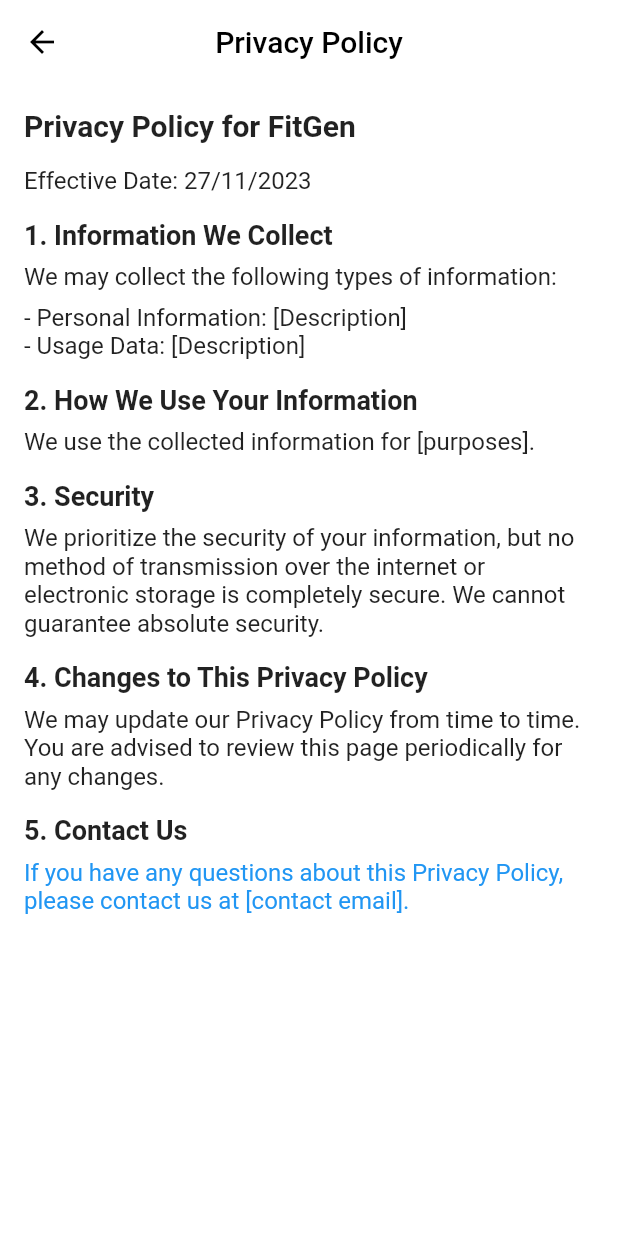
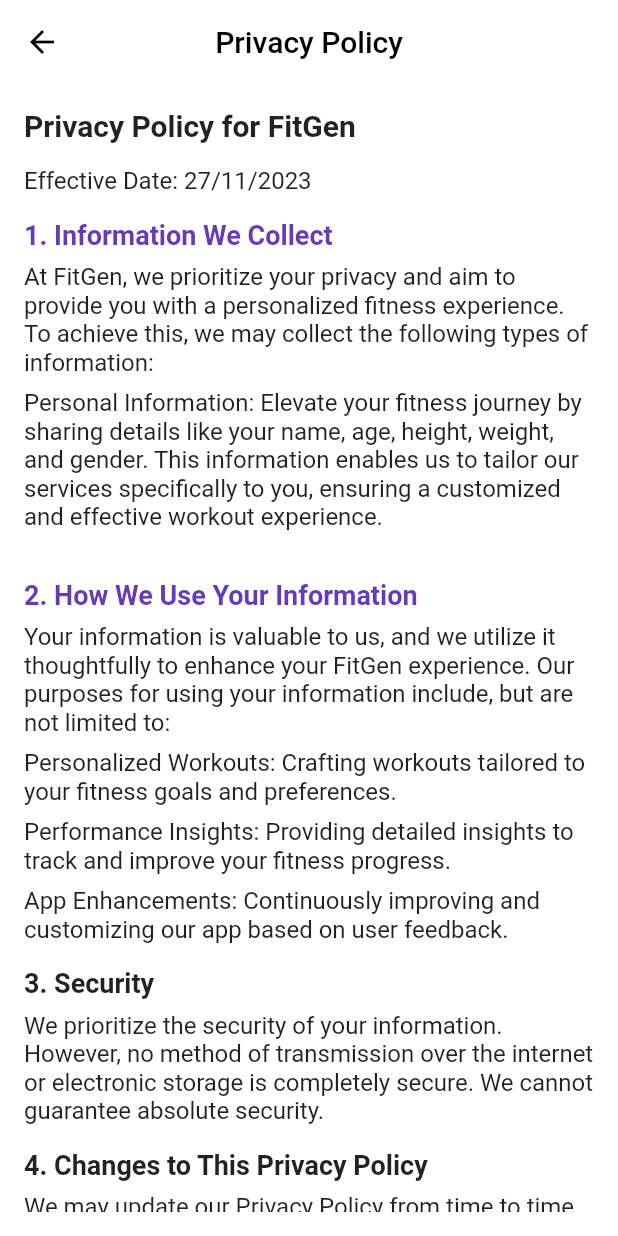
Before and after one commit to kailas1301/fitness-gen_fitness_app, a Flutter app: the PrivacyPolicyScreen screen opened directly, on a phone screen of 412 x 824 dp. Run offline on Flutter 3.47's test engine with Material 2 defaults, Android fonts, the phone set to English and light mode, and no system bars; our stand-ins replace flutter_local_notifications, google_fonts, google_nav_bar, hive, hive_flutter, image_picker and 7 more; accounts and stored records are empty; project files that could hold a hidden picture were left out.

Commit message:
privacy policy about app and about app ui changes all correct

```diff
--- a/lib/screens/drawerscreens/aboutapp/about_app.dart
+++ b/lib/screens/drawerscreens/aboutapp/about_app.dart
@@ -8,19 +8,28 @@
 }
 
 class _AboutAppState extends State<AboutApp> {
- final String appName = 'FitGen';
+  final String appName = 'FitGen';
   final String version = '1.0.0';
-  final String description =
-      'FitGen is your ultimate fitness companion, helping you achieve your health and wellness goals. Stay active, stay healthy!';
   final String developer = 'Kailas A Anil';
 
   @override
   Widget build(BuildContext context) {
-    return Scaffold(backgroundColor: Colors.white,
-      appBar: AppBar(leading: IconButton(onPressed: () {
-        Navigator.pop(context);
-      }, icon: const Icon(Icons.arrow_back,color: Colors.black,)),
-        title: const Text('About App',style: TextStyle(color: Colors.black),),centerTitle: true,elevation: 0,backgroundColor: Colors.white,
+    return Scaffold(
+      backgroundColor: Colors.white,
+      appBar: AppBar(
+        leading: IconButton(
+          onPressed: () {
+            Navigator.pop(context);
+          },
+          icon: const Icon(Icons.arrow_back, color: Colors.black),
+        ),
+        title: const Text(
+          'About App',
+          style: TextStyle(color: Colors.black),
+        ),
+        centerTitle: true,
+        elevation: 0,
+        backgroundColor: Colors.white,
       ),
       body: Padding(
         padding: const EdgeInsets.all(16.0),
@@ -36,17 +45,52 @@
             ),
             const SizedBox(height: 16),
             Text(
-              description,
-              style: const TextStyle(fontSize: 16),
+               'Welcome to $appName, your ultimate fitness companion designed to empower you on your health and wellness journey. Stay active, stay healthy!',
+              style: const TextStyle(
+                fontSize: 16,
+              ),
+            ),
+            const SizedBox(height: 16),
+            const Text(
+              'Key Features:',
+              style: TextStyle(
+                fontSize: 18,
+                fontWeight: FontWeight.bold,
+              ),
+            ),
+            const SizedBox(height: 8),
+            Text(
+              '• Personalized Workouts: Tailored fitness plans to match your goals.',
+              style: TextStyle(
+                fontSize: 16,
+                color: Colors.grey[800], // Adjust color for emphasis
+              ),
+            ),
+            Text(
+              '• Health Tracking: Monitor your daily steps, water consumption, and more.',
+              style: TextStyle(
+                fontSize: 16,
+                color: Colors.grey[800], // Adjust color for emphasis
+              ),
+            ),
+            Text(
+              '• Reminders: Stay on track with notifications for workouts and hydration.',
+              style: TextStyle(
+                fontSize: 16,
+                color: Colors.grey[800], // Adjust color for emphasis
+              ),
             ),
             const SizedBox(height: 16),
             Text(
               'Developer: $developer',
-              style: const TextStyle(fontSize: 16)
+              style: const TextStyle(fontSize: 16),
             ),
             const SizedBox(height: 16),
             const Text(
-              'Contact us: support@ kailaskailu56@gmail.com',
+              'Contact us: support at ',
+              style: TextStyle(fontSize: 16, color: Colors.blue),
+            ),            const Text(
+             'kailaskailu56@gmail.com',
               style: TextStyle(fontSize: 16, color: Colors.blue),
             ),
           ],
--- a/lib/screens/drawerscreens/privacypolicy/privacy_policy.dart
+++ b/lib/screens/drawerscreens/privacypolicy/privacy_policy.dart
@@ -10,11 +10,22 @@
 class _PrivacyPolicyScreenState extends State<PrivacyPolicyScreen> {
   @override
   Widget build(BuildContext context) {
-    return Scaffold(backgroundColor: Colors.white,
-      appBar: AppBar(leading: IconButton(onPressed: () {
+    return Scaffold(
+      backgroundColor: Colors.white,
+      appBar: AppBar(
+        leading: IconButton(
+          onPressed: () {
             Navigator.pop(context);
-      }, icon: const Icon(Icons.arrow_back,color: Colors.black,)),
-        title: const Text('Privacy Policy',style: TextStyle(color: Colors.black),),centerTitle: true,elevation: 0,backgroundColor: Colors.white,
+          },
+          icon: const Icon(Icons.arrow_back, color: Colors.black),
+        ),
+        title: const Text(
+          'Privacy Policy',
+          style: TextStyle(color: Colors.black),
+        ),
+        centerTitle: true,
+        elevation: 0,
+        backgroundColor: Colors.white,
       ),
       body: const Padding(
         padding: EdgeInsets.all(16.0),
@@ -40,27 +51,69 @@
                 style: TextStyle(
                   fontSize: 18,
                   fontWeight: FontWeight.bold,
+                  color: Colors
+                      .deepPurple, // Use a color that matches your app's theme
                 ),
               ),
               SizedBox(height: 8),
               Text(
-                'We may collect the following types of information:',
-                style: TextStyle(fontSize: 16),
+                'At FitGen, we prioritize your privacy and aim to provide you with a personalized fitness experience. To achieve this, we may collect the following types of information:',
+                style: TextStyle(
+                  fontSize: 16,
+                ),
               ),
               SizedBox(height: 8),
-              Text('- Personal Information: [Description]', style: TextStyle(fontSize: 16)),
-              Text('- Usage Data: [Description]', style: TextStyle(fontSize: 16)),
+              Text(
+                'Personal Information: Elevate your fitness journey by sharing details like your name, age, height, weight, and gender. This information enables us to tailor our services specifically to you, ensuring a customized and effective workout experience.',
+                style: TextStyle(
+                  fontSize: 16,
+                ),
+              ),
+// Add more specific details about the usage data you collect
+SizedBox(height: 16),
+
               SizedBox(height: 16),
 Text(
   '2. How We Use Your Information',
   style: TextStyle(
     fontSize: 18,
     fontWeight: FontWeight.bold,
+    color: Colors.deepPurple, // Use a color that matches your app's theme
   ),
 ),
 SizedBox(height: 8),
-              Text('We use the collected information for [purposes].', style: TextStyle(fontSize: 16)),
+Text(
+  'Your information is valuable to us, and we utilize it thoughtfully to enhance your FitGen experience. Our purposes for using your information include, but are not limited to:',
+  style: TextStyle(
+    fontSize: 16,
+
+  ),
+),
+SizedBox(height: 8),
+Text(
+  'Personalized Workouts: Crafting workouts tailored to your fitness goals and preferences.',
+  style: TextStyle(
+    fontSize: 16,
+
+  ),
+),SizedBox(height: 8),
+Text(
+  'Performance Insights: Providing detailed insights to track and improve your fitness progress.',
+  style: TextStyle(
+    fontSize: 16,
+
+  ),
+),SizedBox(height: 8),
+Text(
+  'App Enhancements: Continuously improving and customizing our app based on user feedback.',
+  style: TextStyle(
+    fontSize: 16,
+
+  ),
+),
+// Add more specific purposes as needed
 SizedBox(height: 16),
+
               Text(
                 '3. Security',
                 style: TextStyle(
@@ -69,7 +122,9 @@
                 ),
               ),
               SizedBox(height: 8),
-              Text('We prioritize the security of your information, but no method of transmission over the internet or electronic storage is completely secure. We cannot guarantee absolute security.', style: TextStyle(fontSize: 16)),
+              Text(
+                  'We prioritize the security of your information. However, no method of transmission over the internet or electronic storage is completely secure. We cannot guarantee absolute security.',
+                  style: TextStyle(fontSize: 16)),
               SizedBox(height: 16),
               Text(
                 '4. Changes to This Privacy Policy',
@@ -79,7 +134,9 @@
                 ),
               ),
               SizedBox(height: 8),
-              Text('We may update our Privacy Policy from time to time. You are advised to review this page periodically for any changes.', style: TextStyle(fontSize: 16)),
+              Text(
+                  'We may update our Privacy Policy from time to time. You are advised to review this page periodically for any changes.',
+                  style: TextStyle(fontSize: 16)),
               SizedBox(height: 16),
               Text(
                 '5. Contact Us',
@@ -89,7 +146,12 @@
                 ),
               ),
               SizedBox(height: 8),
-              Text('If you have any questions about this Privacy Policy, please contact us at [contact email].', style: TextStyle(fontSize: 16, color: Colors.blue)),
+              Text(
+                  'If you have any questions about this Privacy Policy, please contact us at ',
+                  style: TextStyle(fontSize: 16, color: Colors.blue)),
+                                Text(
+                  'kailaskailu56@gmail.com.',
+                  style: TextStyle(fontSize: 16, color: Colors.blue)),
             ],
           ),
         ),
--- a/lib/screens/homescreen/drawer.dart
+++ b/lib/screens/homescreen/drawer.dart
@@ -29,9 +29,9 @@
     return Container(
       decoration: const BoxDecoration(
         gradient: LinearGradient(
-          colors: [
-            Color.fromARGB(255, 239, 237, 244),
-            Color.fromARGB(255, 112, 90, 151),
+          colors: [ Color.fromARGB(255, 138, 95, 219),
+            Color.fromARGB(255, 255, 255, 255)
+
           ],
           begin: Alignment.topLeft,
           end: Alignment.bottomRight,
```
Also changed, not shown: lib/screens/drawerscreens/caloriecalculator/calorie_calculator.dart (+9 -2 lines), lib/screens/drawerscreens/history/Historyscreen.dart (+5 -3 lines), lib/screens/homescreen/bmicontainer.dart (+9 -9 lines), lib/screens/homescreen/steptracker.dart (+2 -28 lines). Lines whose indentation alone changed are shown as unchanged.
